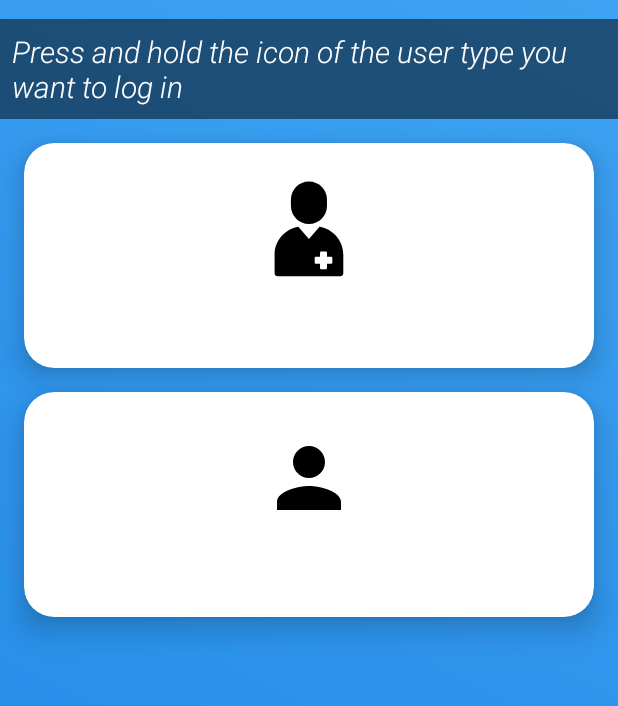
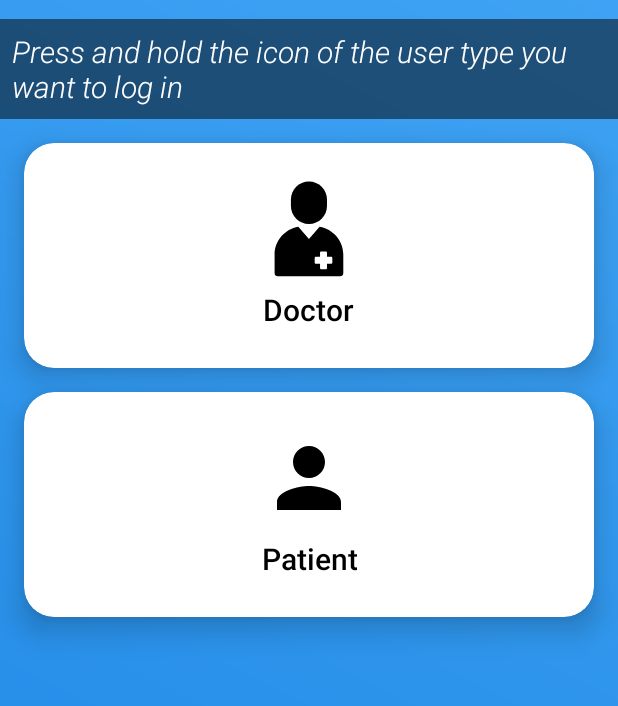
Before and after one commit to legan06/BECURE, an Android app: the screen it shows after launch (MainActivity), on a phone screen of 412 x 824 dp, the part 126-832 px from its top. Run offline under Robolectric (Android 15) with nearby library versions, the phone set to English and light mode, and no system bars.

Commit message:
Temel Bağlantıları kurdum

```diff
--- a/app/src/main/java/com/example/becure/MainActivity.kt
+++ b/app/src/main/java/com/example/becure/MainActivity.kt
@@ -1,15 +1,20 @@
 package com.example.becure
 
+import android.content.Intent
 import android.os.Bundle
 import androidx.appcompat.app.AppCompatActivity
 import androidx.core.view.ViewCompat
 import androidx.core.view.WindowInsetsCompat
+import com.example.becure.databinding.ActivityMainBinding
 
 class MainActivity : AppCompatActivity() {
+    lateinit var  mainBinding: ActivityMainBinding
 
     override fun onCreate(savedInstanceState: Bundle?) {
         super.onCreate(savedInstanceState)
-        setContentView(R.layout.activity_main)
+
+        mainBinding=ActivityMainBinding.inflate(layoutInflater)
+        setContentView(mainBinding.root)
 
         // Apply WindowInsets for edge-to-edge layout
         ViewCompat.setOnApplyWindowInsetsListener(findViewById(R.id.main)) { v, insets ->
@@ -17,5 +22,24 @@ class MainActivity : AppCompatActivity() {
             v.setPadding(systemBars.left, systemBars.top, systemBars.right, systemBars.bottom)
             insets
         }
+
+        // Doctor card'a tıkladığında Doctor verisi ile beraber login aktivitesini aç
+        mainBinding.cardDoctor.setOnClickListener {
+            navigateToLogin("Doctor")
+        }
+
+        // Doctor card'a tıkladığında patient verisi ile beraber login aktivitesini aç
+        mainBinding.cardPatient.setOnClickListener {
+            navigateToLogin("Patient")
+        }
+
     }
+
+    private fun navigateToLogin(userType: String) {
+        val intent = Intent(this, LoginActivity::class.java).apply {
+            putExtra("USER_TYPE", userType)
+        }
+        startActivity(intent)
+    }
+
 }
--- a/app/src/main/res/layout/activity_main.xml
+++ b/app/src/main/res/layout/activity_main.xml
@@ -81,11 +81,11 @@
                 android:id="@+id/text_doctor"
                 android:layout_width="wrap_content"
                 android:layout_height="wrap_content"
+                android:fontFamily="sans-serif-medium"
                 android:gravity="center"
                 android:text="@string/doctor"
-                android:textSize="20sp"
-                android:fontFamily="sans-serif-medium"
-                android:textColor="@color/white" />
+                android:textColor="@color/black"
+                android:textSize="20sp" />
         </LinearLayout>
     </androidx.cardview.widget.CardView>
 
@@ -123,11 +123,11 @@
                 android:id="@+id/text_patient"
                 android:layout_width="wrap_content"
                 android:layout_height="wrap_content"
+                android:fontFamily="sans-serif-medium"
                 android:gravity="center"
                 android:text="@string/patient"
-                android:textSize="20sp"
-                android:fontFamily="sans-serif-medium"
-                android:textColor="@color/white" />
+                android:textColor="@color/black"
+                android:textSize="20sp" />
         </LinearLayout>
     </androidx.cardview.widget.CardView>
 </androidx.constraintlayout.widget.ConstraintLayout>
```
Also changed, not shown: app/build.gradle.kts (+19 -3 lines), app/src/main/AndroidManifest.xml (+28 -1 lines), app/src/main/java/com/example/becure/CreateAppointmentActivity.kt (+19 -1 lines), app/src/main/java/com/example/becure/DoctorAppointmentsActivity.kt (+20 -1 lines), app/src/main/java/com/example/becure/LoginActivity.kt (+40 -1 lines), app/src/main/java/com/example/becure/PatientAppointmentsActivity.kt (+19 -1 lines), app/src/main/java/com/example/becure/PatientSelectionActivity.kt (+27 -1 lines).
